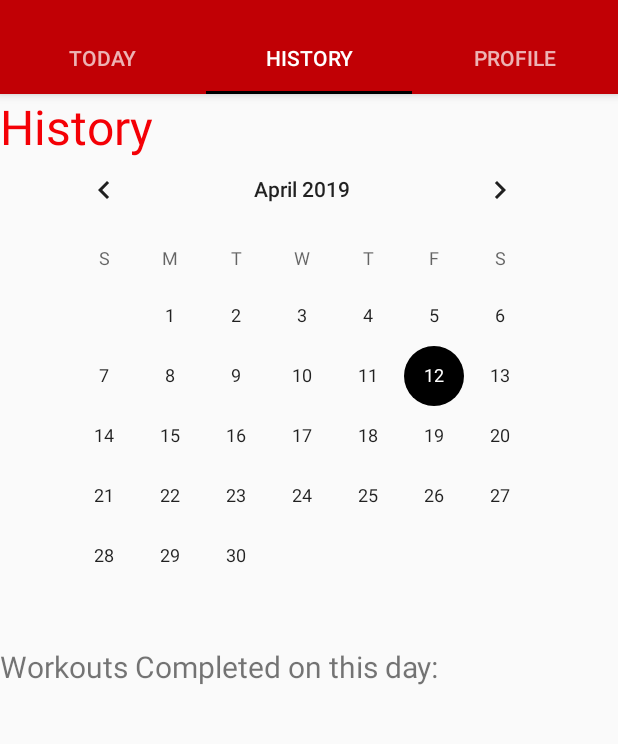
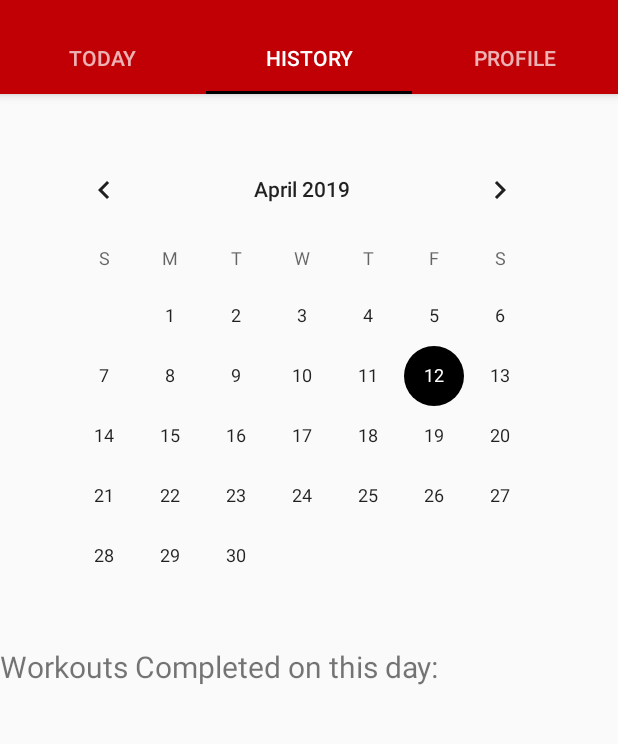
Before and after one commit to awestlund/GymGuide506, an Android app: the screen it shows after launch once a user with an empty profile is signed in (MainActivity), tab 2 chosen, on a phone screen of 412 x 824 dp, the part 62-806 px from its top. Run offline under Robolectric (Android 15) with nearby library versions, the phone set to English and light mode, and no system bars; our stand-ins replace Firebase (no records; nobody signed in at launch, a user with empty details on screens opened directly).

```diff
--- a/app/src/main/res/layout/fragment_history.xml
+++ b/app/src/main/res/layout/fragment_history.xml
@@ -5,15 +5,6 @@
     android:layout_width="match_parent"
     android:layout_height="match_parent"
     tools:context="com.example.gymguide.HomeActivity">
-
-    <TextView
-        android:id="@+id/home"
-        android:layout_width="match_parent"
-        android:layout_height="match_parent"
-        android:text="History"
-        android:textSize="32dp"
-        android:textColor="@color/colorPrimaryDark"
-        />
 
     <CalendarView
         android:id="@+id/calendarView"
```
